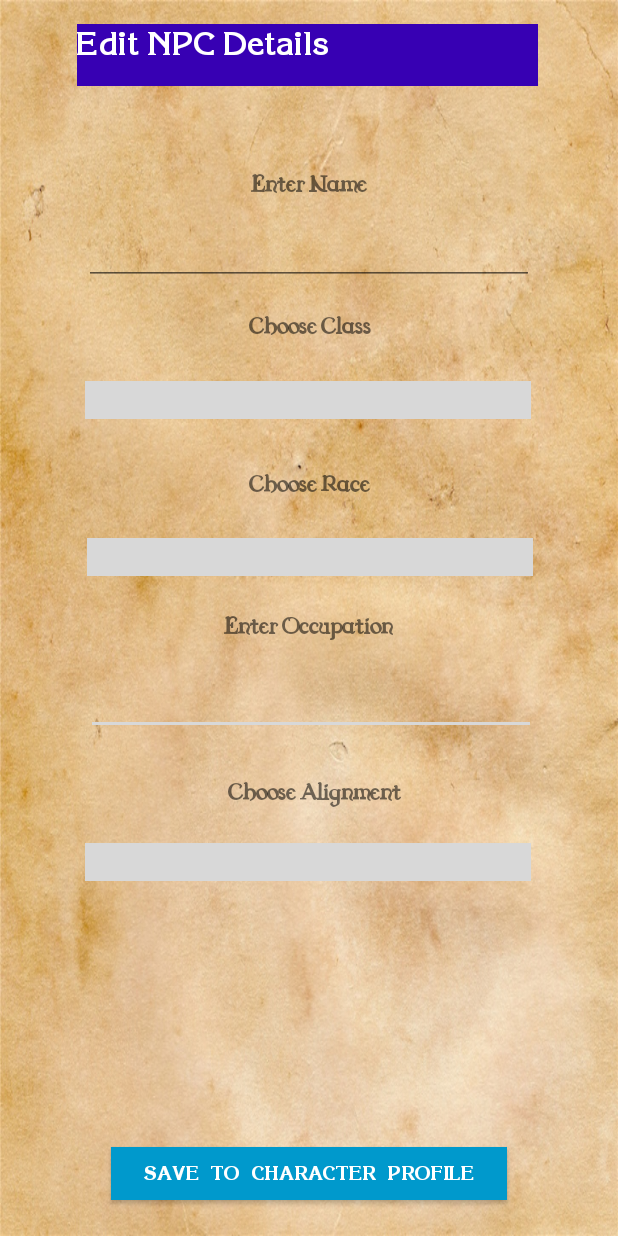
After one commit to yanamagtoto/DungeonMastersToolbox2, an Android app: the layout activity_edit_npc.xml on its own in the app's theme, with its tools: preview values and no code run, on a phone screen of 412 x 824 dp. The commit adds this screen. Run offline under Robolectric (Android 15) with nearby library versions, the phone set to English and light mode, and no system bars.

Commit message:
- Added new screens for Customise NPC and Faction (activity_edit_npc.xml and activity_edit_faction.xml) - Made necessary changes to drawer/ nav bar layout (activity_main_drawer.xml) - Added new screen for Character Profile (activity_profile.xml)

```diff
--- a/app/src/main/AndroidManifest.xml
+++ b/app/src/main/AndroidManifest.xml
@@ -19,6 +19,8 @@
                 <category android:name="android.intent.category.LAUNCHER" />
             </intent-filter>
         </activity>
+
+
     </application>
 
 
--- /dev/null
+++ b/app/src/main/res/layout/activity_edit_npc.xml
@@ -0,0 +1,221 @@
+<?xml version="1.0" encoding="utf-8"?>
+<android.support.constraint.ConstraintLayout
+    xmlns:android="http://schemas.android.com/apk/res/android"
+    xmlns:app="http://schemas.android.com/apk/res-auto"
+    xmlns:tools="http://schemas.android.com/tools"
+    android:layout_width="match_parent"
+    android:layout_height="match_parent"
+    android:background="@drawable/dndbg">
+
+    <Button
+        android:id="@+id/btn_edit_npc_save"
+        android:layout_width="264dp"
+        android:layout_height="35dp"
+        android:layout_marginStart="8dp"
+        android:layout_marginEnd="8dp"
+        android:layout_marginBottom="24dp"
+        android:background="@android:color/holo_blue_dark"
+        android:fontFamily="@font/font_korrina_bold"
+        android:text="Save  to  Character  Profile"
+        android:textColor="@android:color/background_light"
+        android:textSize="12sp"
+        app:layout_constraintBottom_toBottomOf="parent"
+        app:layout_constraintEnd_toEndOf="parent"
+        app:layout_constraintStart_toStartOf="parent" />
+
+    <TextView
+        android:id="@+id/txtview_title_npc"
+        android:layout_width="307dp"
+        android:layout_height="41dp"
+        android:layout_marginStart="8dp"
+        android:layout_marginTop="16dp"
+        android:layout_marginEnd="8dp"
+        android:layout_marginBottom="8dp"
+        android:background="@color/design_default_color_primary_dark"
+        android:fontFamily="@font/font_korrina_bold"
+        android:text="Edit NPC Details"
+        android:textAlignment="textStart"
+        android:textAllCaps="false"
+        android:textAppearance="@style/TextAppearance.AppCompat.Title"
+        android:textColor="@android:color/background_light"
+        android:textSize="20sp"
+        android:textStyle="bold"
+        app:layout_constraintBottom_toBottomOf="parent"
+        app:layout_constraintEnd_toEndOf="parent"
+        app:layout_constraintHorizontal_bias="0.49"
+        app:layout_constraintStart_toStartOf="parent"
+        app:layout_constraintTop_toTopOf="parent"
+        app:layout_constraintVertical_bias="0.0"
+        tools:textColor="@android:color/white" />
+
+    <EditText
+        android:id="@+id/editText_occupation"
+        android:layout_width="300dp"
+        android:layout_height="38dp"
+        android:layout_marginStart="8dp"
+        android:layout_marginTop="8dp"
+        android:layout_marginEnd="8dp"
+        android:layout_marginBottom="8dp"
+        android:ems="10"
+        android:inputType="textPersonName"
+        app:layout_constraintBottom_toBottomOf="parent"
+        app:layout_constraintEnd_toEndOf="parent"
+        app:layout_constraintHorizontal_bias="0.514"
+        app:layout_constraintStart_toStartOf="parent"
+        app:layout_constraintTop_toTopOf="parent"
+        app:layout_constraintVertical_bias="0.577" />
+
+    <Spinner
+        android:id="@+id/dropdown_edit_allignment"
+        android:layout_width="297dp"
+        android:layout_height="25dp"
+        android:layout_marginStart="8dp"
+        android:layout_marginTop="8dp"
+        android:layout_marginEnd="8dp"
+        android:layout_marginBottom="8dp"
+        android:background="@color/colorAccent"
+        app:layout_constraintBottom_toBottomOf="parent"
+        app:layout_constraintEnd_toEndOf="parent"
+        app:layout_constraintHorizontal_bias="0.492"
+        app:layout_constraintStart_toStartOf="parent"
+        app:layout_constraintTop_toTopOf="parent"
+        app:layout_constraintVertical_bias="0.708" />
+
+    <Spinner
+        android:id="@+id/dropdown_edit_race"
+        android:layout_width="297dp"
+        android:layout_height="25dp"
+        android:layout_marginStart="8dp"
+        android:layout_marginTop="8dp"
+        android:layout_marginEnd="8dp"
+        android:layout_marginBottom="8dp"
+        android:background="@color/colorAccent"
+        app:layout_constraintBottom_toBottomOf="parent"
+        app:layout_constraintEnd_toEndOf="parent"
+        app:layout_constraintHorizontal_bias="0.507"
+        app:layout_constraintStart_toStartOf="parent"
+        app:layout_constraintTop_toTopOf="parent"
+        app:layout_constraintVertical_bias="0.448" />
+
+    <TextView
+        android:id="@+id/npc_label_class2"
+        android:layout_width="wrap_content"
+        android:layout_height="wrap_content"
+        android:layout_marginStart="8dp"
+        android:layout_marginTop="8dp"
+        android:layout_marginEnd="8dp"
+        android:layout_marginBottom="8dp"
+        android:text="Choose Class"
+        android:textSize="22sp"
+        android:textStyle="bold"
+        app:layout_constraintBottom_toBottomOf="parent"
+        app:layout_constraintEnd_toEndOf="parent"
+        app:layout_constraintHorizontal_bias="0.503"
+        app:layout_constraintStart_toStartOf="parent"
+        app:layout_constraintTop_toTopOf="parent"
+        app:layout_constraintVertical_bias="0.252" />
+
+    <TextView
+        android:id="@+id/npc_label_race2"
+        android:layout_width="wrap_content"
+        android:layout_height="wrap_content"
+        android:layout_marginStart="8dp"
+        android:layout_marginTop="8dp"
+        android:layout_marginEnd="8dp"
+        android:layout_marginBottom="8dp"
+        android:text="Choose Race"
+        android:textAllCaps="false"
+        android:textSize="22sp"
+        android:textStyle="bold"
+        app:layout_constraintBottom_toBottomOf="parent"
+        app:layout_constraintEnd_toEndOf="parent"
+        app:layout_constraintHorizontal_bias="0.501"
+        app:layout_constraintStart_toStartOf="parent"
+        app:layout_constraintTop_toTopOf="parent"
+        app:layout_constraintVertical_bias="0.387" />
+
+    <TextView
+        android:id="@+id/npc_label_occupation2"
+        android:layout_width="wrap_content"
+        android:layout_height="wrap_content"
+        android:layout_marginStart="8dp"
+        android:layout_marginTop="8dp"
+        android:layout_marginEnd="8dp"
+        android:layout_marginBottom="8dp"
+        android:text="Enter Occupation"
+        android:textSize="22sp"
+        android:textStyle="bold"
+        app:layout_constraintBottom_toBottomOf="parent"
+        app:layout_constraintEnd_toEndOf="parent"
+        app:layout_constraintHorizontal_bias="0.498"
+        app:layout_constraintStart_toStartOf="parent"
+        app:layout_constraintTop_toTopOf="parent"
+        app:layout_constraintVertical_bias="0.508" />
+
+    <TextView
+        android:id="@+id/npc_label_name2"
+        android:layout_width="wrap_content"
+        android:layout_height="wrap_content"
+        android:layout_marginStart="8dp"
+        android:layout_marginTop="8dp"
+        android:layout_marginEnd="8dp"
+        android:layout_marginBottom="8dp"
+        android:text="Enter Name"
+        android:textSize="22sp"
+        android:textStyle="bold"
+        app:layout_constraintBottom_toBottomOf="parent"
+        app:layout_constraintEnd_toEndOf="parent"
+        app:layout_constraintHorizontal_bias="0.501"
+        app:layout_constraintStart_toStartOf="parent"
+        app:layout_constraintTop_toTopOf="parent"
+        app:layout_constraintVertical_bias="0.131" />
+
+    <TextView
+        android:id="@+id/npc_label_alignment2"
+        android:layout_width="wrap_content"
+        android:layout_height="wrap_content"
+        android:layout_marginStart="8dp"
+        android:layout_marginTop="8dp"
+        android:layout_marginEnd="8dp"
+        android:layout_marginBottom="8dp"
+        android:text="Choose Alignment"
+        android:textSize="22sp"
+        android:textStyle="bold"
+        app:layout_constraintBottom_toBottomOf="parent"
+        app:layout_constraintEnd_toEndOf="parent"
+        app:layout_constraintHorizontal_bias="0.513"
+        app:layout_constraintStart_toStartOf="parent"
+        app:layout_constraintTop_toTopOf="parent"
+        app:layout_constraintVertical_bias="0.65" />
+
+    <Spinner
+        android:id="@+id/dropdown_edit_class"
+        android:layout_width="297dp"
+        android:layout_height="25dp"
+        android:layout_marginStart="8dp"
+        android:layout_marginTop="8dp"
+        android:layout_marginEnd="8dp"
+        android:layout_marginBottom="8dp"
+        android:background="@color/colorAccent"
+        app:layout_constraintBottom_toBottomOf="parent"
+        app:layout_constraintEnd_toEndOf="parent"
+        app:layout_constraintHorizontal_bias="0.492"
+        app:layout_constraintStart_toStartOf="parent"
+        app:layout_constraintTop_toTopOf="parent"
+        app:layout_constraintVertical_bias="0.314" />
+
+    <EditText
+        android:id="@+id/editText_name"
+        android:layout_width="300dp"
+        android:layout_height="38dp"
+        android:layout_marginStart="8dp"
+        android:layout_marginTop="8dp"
+        android:layout_marginEnd="8dp"
+        android:layout_marginBottom="8dp"
+        android:ems="10"
+        android:inputType="textPersonName"
+        app:layout_constraintBottom_toTopOf="@+id/npc_label_class2"
+        app:layout_constraintEnd_toEndOf="parent"
+        app:layout_constraintStart_toStartOf="parent"
+        app:layout_constraintTop_toBottomOf="@+id/npc_label_name2" />
+</android.support.constraint.ConstraintLayout>
--- a/app/src/main/res/menu/activity_main_drawer.xml
+++ b/app/src/main/res/menu/activity_main_drawer.xml
@@ -4,6 +4,10 @@
     tools:showIn="navigation_view">
 
     <group android:checkableBehavior="single">
+        <item
+            android:id="@+id/profile"
+            android:icon="@drawable/ic_menu_camera"
+            android:title="View Character Profile" />
         <item
             android:id="@+id/npc_generator"
             android:icon="@drawable/ic_menu_camera"
```
Also changed, not shown: app/src/main/res/layout/activity_edit_faction.xml (added, +148 -0 lines), app/src/main/res/layout/activity_profile.xml (added, +7 -0 lines).
